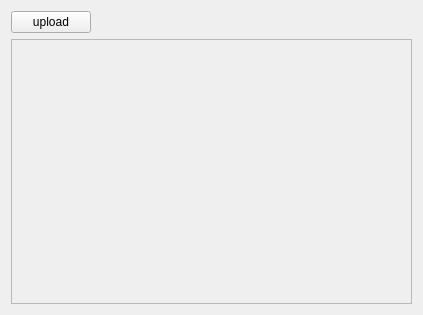
First picture: the form in python_application/gui/ui_files/gallery_page.ui, repository MohammadIbraheem71/Image_filter_applicator, before the edit.
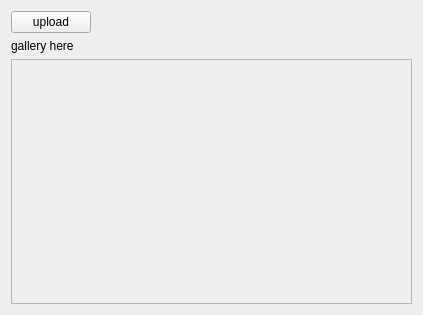
Second picture: the form after the edit. Icons and pictures are not drawn.

Commit message: started shared gallery

```diff
--- a/python_application/gui/ui_files/gallery_page.ui
+++ b/python_application/gui/ui_files/gallery_page.ui
@@ -46,17 +46,24 @@
     </layout>
    </item>
    <item>
-    <widget class="QScrollArea" name="scrollArea">
+    <widget class="QLabel" name="label">
+     <property name="text">
+      <string>gallery here</string>
+     </property>
+    </widget>
+   </item>
+   <item>
+    <widget class="QScrollArea" name="gallery_scroll_area">
      <property name="widgetResizable">
       <bool>true</bool>
      </property>
-     <widget class="QWidget" name="scrollAreaWidgetContents">
+     <widget class="QWidget" name="image_grid">
       <property name="geometry">
        <rect>
         <x>0</x>
         <y>0</y>
         <width>403</width>
-        <height>249</height>
+        <height>227</height>
        </rect>
       </property>
      </widget>
```
Left out of the diff: 2 changed lines with no effect on the pictures. The commit also changes 13 other files.
